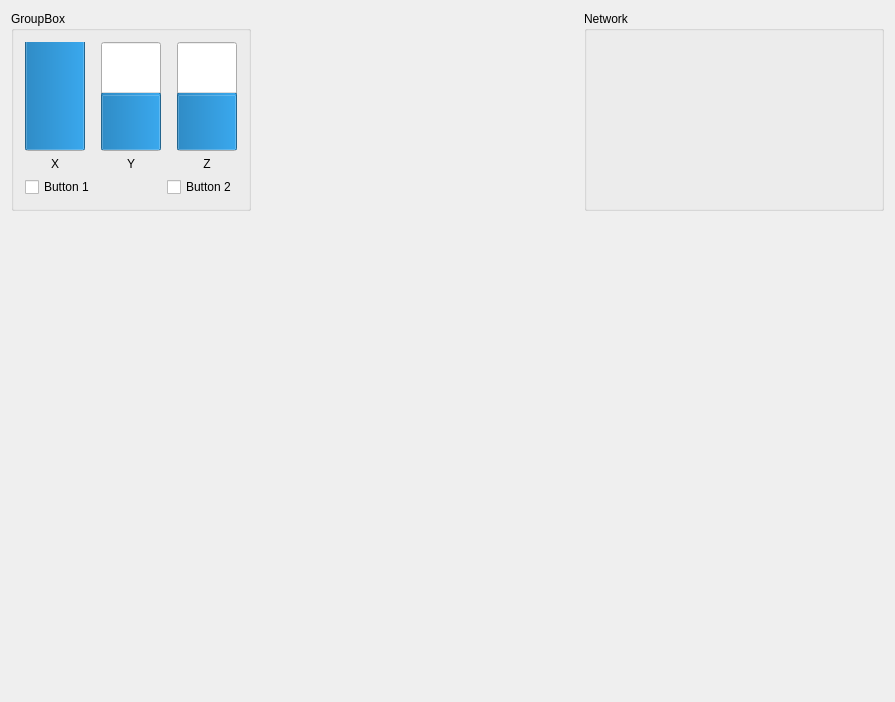
First picture: the form in src/controllerwidget.ui, repository sseitov/Megatron, before the edit.
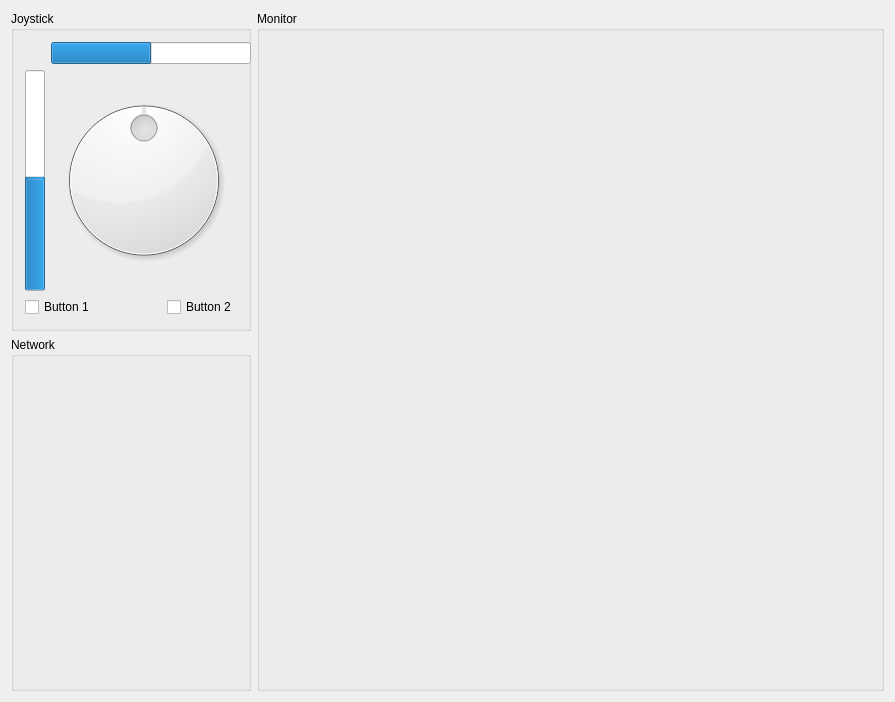
Second picture: the form after the edit.

```diff
--- a/src/controllerwidget.ui
+++ b/src/controllerwidget.ui
@@ -13,45 +13,46 @@
   <property name="windowTitle">
    <string>Megatron</string>
   </property>
-  <layout class="QVBoxLayout" name="verticalLayout_6">
+  <layout class="QHBoxLayout" name="horizontalLayout_2">
    <item>
-    <layout class="QHBoxLayout" name="horizontalLayout_3">
+    <layout class="QVBoxLayout" name="verticalLayout_2">
      <item>
       <widget class="QGroupBox" name="joystick">
        <property name="minimumSize">
         <size>
          <width>240</width>
-         <height>200</height>
+         <height>320</height>
         </size>
        </property>
        <property name="maximumSize">
         <size>
          <width>240</width>
-         <height>200</height>
+         <height>320</height>
         </size>
        </property>
        <property name="title">
-        <string>GroupBox</string>
+        <string>Joystick</string>
        </property>
        <property name="flat">
         <bool>false</bool>
        </property>
        <layout class="QVBoxLayout" name="verticalLayout_5">
         <item>
-         <layout class="QHBoxLayout" name="horizontalLayout">
-          <item>
-           <layout class="QVBoxLayout" name="verticalLayout_2">
-            <item>
+         <layout class="QGridLayout" name="gridLayout">
+          <item row="0" column="1">
              <widget class="QProgressBar" name="xAxis">
               <property name="minimumSize">
                <size>
-                <width>60</width>
+              <width>200</width>
                 <height>0</height>
                </size>
               </property>
               <property name="minimum">
                <number>-32768</number>
               </property>
+            <property name="maximum">
+             <number>32768</number>
+            </property>
               <property name="value">
                <number>0</number>
               </property>
@@ -59,46 +60,16 @@
                <bool>false</bool>
               </property>
               <property name="orientation">
-               <enum>Qt::Vertical</enum>
-              </property>
-             </widget>
-            </item>
-            <item>
-             <widget class="QLabel" name="label">
-              <property name="text">
-               <string>X</string>
-              </property>
-              <property name="scaledContents">
-               <bool>true</bool>
-              </property>
-              <property name="alignment">
-               <set>Qt::AlignCenter</set>
-              </property>
-             </widget>
-            </item>
-           </layout>
-          </item>
-          <item>
-           <spacer name="horizontalSpacer">
-            <property name="orientation">
              <enum>Qt::Horizontal</enum>
             </property>
-            <property name="sizeHint" stdset="0">
-             <size>
-              <width>40</width>
-              <height>20</height>
-             </size>
-            </property>
-           </spacer>
+           </widget>
           </item>
-          <item>
-           <layout class="QVBoxLayout" name="verticalLayout_3">
-            <item>
+          <item row="1" column="0">
              <widget class="QProgressBar" name="yAxis">
               <property name="minimumSize">
                <size>
-                <width>60</width>
-                <height>0</height>
+              <width>20</width>
+              <height>200</height>
                </size>
               </property>
               <property name="minimum">
@@ -118,86 +89,20 @@
               </property>
              </widget>
             </item>
-            <item>
-             <widget class="QLabel" name="label_2">
-              <property name="text">
-               <string>Y</string>
-              </property>
-              <property name="scaledContents">
-               <bool>true</bool>
-              </property>
-              <property name="alignment">
-               <set>Qt::AlignCenter</set>
-              </property>
-             </widget>
-            </item>
-           </layout>
-          </item>
-          <item>
-           <spacer name="horizontalSpacer_2">
-            <property name="orientation">
-             <enum>Qt::Horizontal</enum>
-            </property>
-            <property name="sizeHint" stdset="0">
-             <size>
-              <width>40</width>
-              <height>20</height>
-             </size>
-            </property>
-           </spacer>
-          </item>
-          <item>
-           <layout class="QVBoxLayout" name="verticalLayout_4">
-            <item>
-             <widget class="QProgressBar" name="zAxis">
-              <property name="minimumSize">
-               <size>
-                <width>60</width>
-                <height>0</height>
-               </size>
-              </property>
+          <item row="1" column="1">
+           <widget class="QDial" name="zAxis">
               <property name="minimum">
                <number>-32768</number>
               </property>
               <property name="maximum">
                <number>32768</number>
               </property>
-              <property name="value">
-               <number>0</number>
-              </property>
-              <property name="textVisible">
-               <bool>false</bool>
-              </property>
-              <property name="orientation">
-               <enum>Qt::Vertical</enum>
-              </property>
-             </widget>
-            </item>
-            <item>
-             <widget class="QLabel" name="label_3">
-              <property name="minimumSize">
-               <size>
-                <width>0</width>
-                <height>0</height>
-               </size>
-              </property>
-              <property name="text">
-               <string>&lt;html&gt;&lt;head/&gt;&lt;body&gt;&lt;p&gt;Z&lt;/p&gt;&lt;/body&gt;&lt;/html&gt;</string>
-              </property>
-              <property name="scaledContents">
-               <bool>true</bool>
-              </property>
-              <property name="alignment">
-               <set>Qt::AlignCenter</set>
-              </property>
-             </widget>
-            </item>
-           </layout>
-          </item>
-         </layout>
-        </item>
+           </widget>
+          </item>
+         </layout>
+        </item>
         <item>
-         <layout class="QHBoxLayout" name="horizontalLayout_2">
+         <layout class="QHBoxLayout" name="horizontalLayout">
           <item>
            <widget class="QCheckBox" name="button1">
             <property name="enabled">
@@ -241,31 +146,18 @@
        <zorder></zorder>
       </widget>
      </item>
-     <item>
-      <spacer name="horizontalSpacer_4">
-       <property name="orientation">
-        <enum>Qt::Horizontal</enum>
-       </property>
-       <property name="sizeHint" stdset="0">
-        <size>
-         <width>40</width>
-         <height>20</height>
-        </size>
-       </property>
-      </spacer>
-     </item>
      <item>
       <widget class="QGroupBox" name="network">
        <property name="minimumSize">
         <size>
-         <width>300</width>
-         <height>200</height>
+         <width>0</width>
+         <height>0</height>
         </size>
        </property>
        <property name="maximumSize">
         <size>
-         <width>300</width>
-         <height>200</height>
+         <width>1000</width>
+         <height>1000</height>
         </size>
        </property>
        <property name="title">
@@ -276,9 +168,18 @@
     </layout>
    </item>
    <item>
+    <widget class="QGroupBox" name="groupBox">
+     <property name="title">
+      <string>Monitor</string>
+     </property>
+     <layout class="QVBoxLayout" name="verticalLayout_3">
+      <item>
     <widget class="QWidget" name="monitor" native="true"/>
    </item>
   </layout>
+    </widget>
+   </item>
+  </layout>
   <zorder></zorder>
   <zorder>monitor</zorder>
  </widget>
```
Left out of the diff: 13 changed lines with no effect on the pictures. Lines whose indentation alone changed are shown as unchanged.
